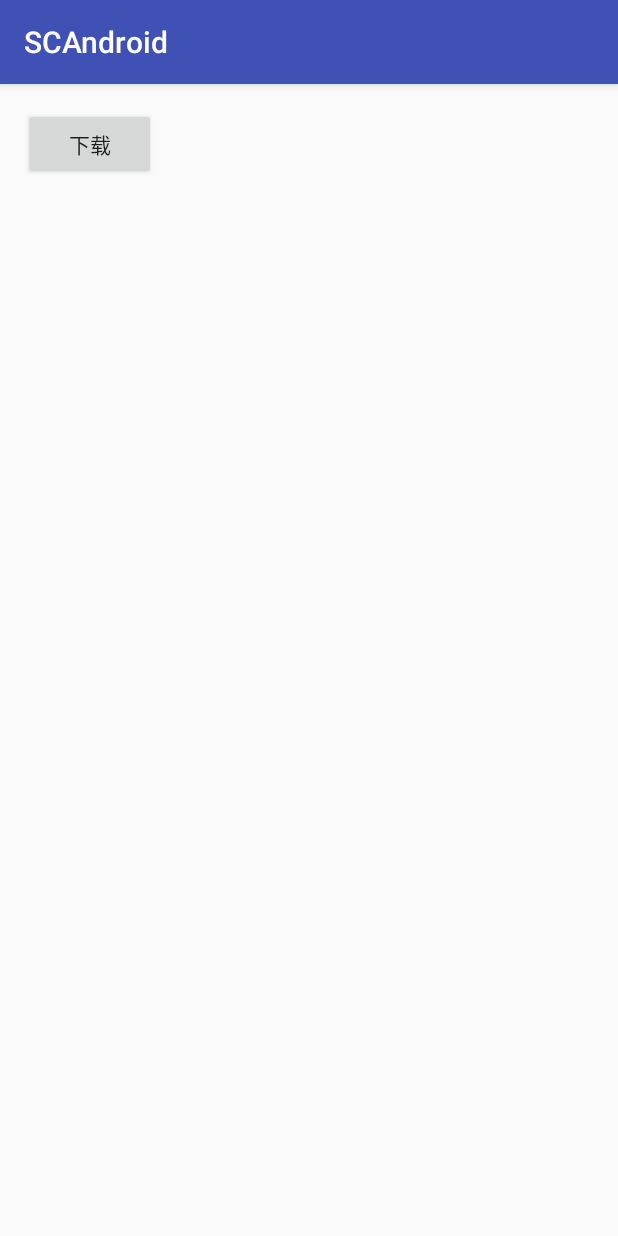
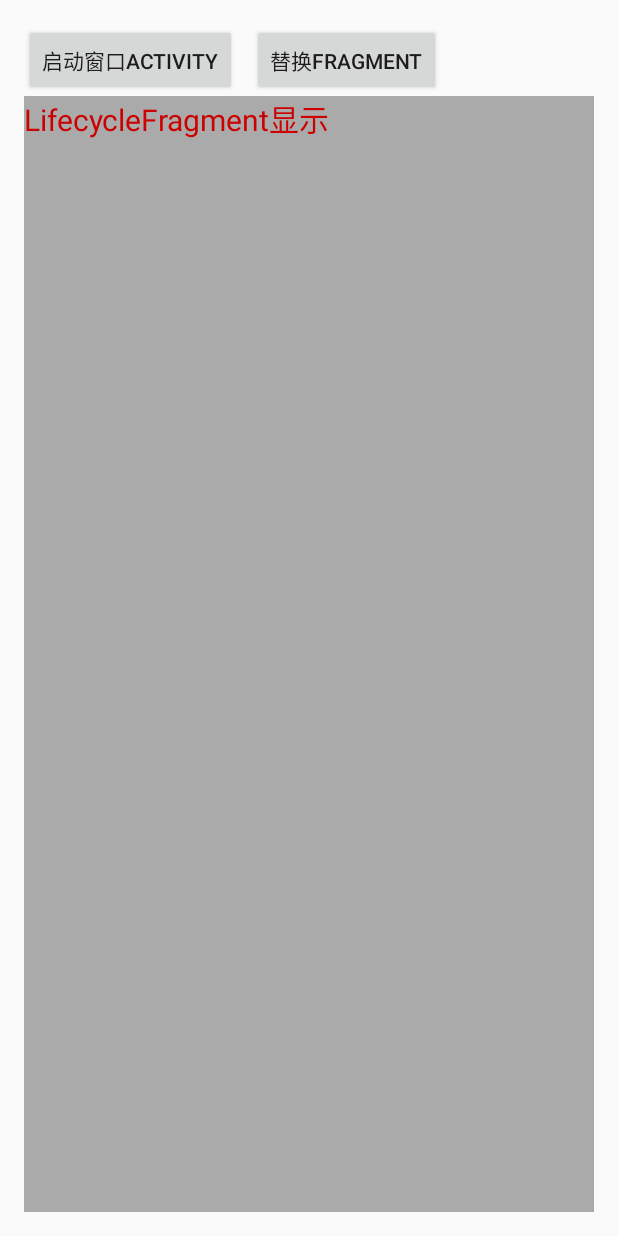
Before and after one commit to zfisll/SCAndroid, an Android app: the screen it shows after launch (AsyncTaskActivity before the commit, LifecycleActivity after it), on a phone screen of 412 x 824 dp. Run offline under Robolectric (Android 15) with nearby library versions, the phone set to English and light mode, and no system bars.

Commit message:
增加了Activity、Fragment生命周期Demo

```diff
--- /dev/null
+++ b/app/src/main/java/com/example/user_zf/scandroid/activity/LifecycleActivity.java
@@ -0,0 +1,83 @@
+package com.example.user_zf.scandroid.activity;
+
+import android.app.Activity;
+import android.app.Fragment;
+import android.app.FragmentTransaction;
+import android.content.Intent;
+import android.os.Bundle;
+import android.util.Log;
+import android.view.View;
+
+import com.example.user_zf.scandroid.R;
+import com.example.user_zf.scandroid.fragment.LifecycleFragment;
+import com.example.user_zf.scandroid.fragment.ReplaceFragment;
+
+/**
+ * Activity生命周期demo，与fragment混合周期
+ */
+public class LifecycleActivity extends Activity {
+
+    @Override
+    protected void onCreate(Bundle savedInstanceState) {
+        super.onCreate(savedInstanceState);
+        setContentView(R.layout.activity_lifecycle);
+        Log.e("zf_tag", "---- Activity : onCreate ----");
+
+        //添加fragment
+        Fragment fragment = LifecycleFragment.newInstance();
+        this.getFragmentManager().beginTransaction().add(R.id.flContainer, fragment).commit();
+    }
+
+    public void startWindowActivity(View source){
+        //把MainActivity改为窗口启动
+        startActivity(new Intent(this, MainActivity.class));
+    }
+
+    public void replaceFragment(View source){
+        FragmentTransaction transaction = getFragmentManager().beginTransaction().replace(R.id.flContainer, ReplaceFragment.newInstance());
+        transaction.addToBackStack(null);
+        transaction.commit();
+    }
+
+    @Override
+    protected void onStart() {
+        super.onStart();
+        Log.e("zf_tag", "---- Activity : onStart ----");
+    }
+
+    @Override
+    protected void onRestart() {
+        super.onRestart();
+        Log.e("zf_tag", "---- Activity : onRestart ----");
+    }
+
+    @Override
+    protected void onResume() {
+        super.onResume();
+        Log.e("zf_tag", "---- Activity : onResume ----");
+    }
+
+    @Override
+    protected void onPause() {
+        super.onPause();
+        Log.e("zf_tag", "---- Activity : onPause ----");
+    }
+
+    @Override
+    protected void onStop() {
+        super.onStop();
+        Log.e("zf_tag", "---- Activity : onStop ----");
+    }
+
+    @Override
+    protected void onDestroy() {
+        super.onDestroy();
+        Log.e("zf_tag", "---- Activity : onDestroy ----");
+    }
+
+    @Override
+    protected void onSaveInstanceState(Bundle outState) {
+        super.onSaveInstanceState(outState);
+        Log.e("zf_tag", "---- Activity : onSaveInstanceState ----");
+    }
+}
--- /dev/null
+++ b/app/src/main/java/com/example/user_zf/scandroid/fragment/LifecycleFragment.java
@@ -0,0 +1,95 @@
+package com.example.user_zf.scandroid.fragment;
+
+import android.app.Fragment;
+import android.content.Context;
+import android.os.Bundle;
+import android.support.annotation.Nullable;
+import android.util.Log;
+import android.view.LayoutInflater;
+import android.view.View;
+import android.view.ViewGroup;
+
+import com.example.user_zf.scandroid.R;
+
+/**
+ * Fragment生命周期Demo
+ */
+public class LifecycleFragment extends Fragment {
+
+    /**
+     * 唯一获取Fragment实例处
+     * @return
+     */
+    public static LifecycleFragment newInstance() {
+        Log.e("zf_tag", "---- Fragment : new Instance ----");
+        LifecycleFragment fragment = new LifecycleFragment();
+        return fragment;
+    }
+
+    @Override
+    public void onCreate(Bundle savedInstanceState) {
+        super.onCreate(savedInstanceState);
+        Log.e("zf_tag", "---- Fragment : onCreate ----");
+    }
+
+    @Override
+    public View onCreateView(LayoutInflater inflater, ViewGroup container,
+                             Bundle savedInstanceState) {
+        Log.e("zf_tag", "---- Fragment : onCreateView ----");
+        return inflater.inflate(R.layout.fragment_lifecycle, container, false);
+    }
+
+    @Override
+    public void onAttach(Context context) {
+        super.onAttach(context);
+        Log.e("zf_tag", "---- Fragment : onAttach ----");
+    }
+
+    @Override
+    public void onActivityCreated(@Nullable Bundle savedInstanceState) {
+        super.onActivityCreated(savedInstanceState);
+        Log.e("zf_tag", "---- Fragment : onActivityCreated ----");
+    }
+
+    @Override
+    public void onStart() {
+        super.onStart();
+        Log.e("zf_tag", "---- Fragment : onStart ----");
+    }
+
+    @Override
+    public void onResume() {
+        super.onResume();
+        Log.e("zf_tag", "---- Fragment : onResume ----");
+    }
+
+    @Override
+    public void onPause() {
+        super.onPause();
+        Log.e("zf_tag", "---- Fragment : onPause ----");
+    }
+
+    @Override
+    public void onStop() {
+        super.onStop();
+        Log.e("zf_tag", "---- Fragment : onStop ----");
+    }
+
+    @Override
+    public void onDestroyView() {
+        super.onDestroyView();
+        Log.e("zf_tag", "---- Fragment : onDestroyView ----");
+    }
+
+    @Override
+    public void onDestroy() {
+        super.onDestroy();
+        Log.e("zf_tag", "---- Fragment : onDestroy ----");
+    }
+
+    @Override
+    public void onDetach() {
+        super.onDetach();
+        Log.e("zf_tag", "---- Fragment : onDetach ----");
+    }
+}
--- /dev/null
+++ b/app/src/main/res/layout/activity_lifecycle.xml
@@ -0,0 +1,41 @@
+<?xml version="1.0" encoding="utf-8"?>
+<LinearLayout xmlns:android="http://schemas.android.com/apk/res/android"
+    xmlns:tools="http://schemas.android.com/tools"
+    android:layout_width="match_parent"
+    android:layout_height="match_parent"
+    android:paddingBottom="@dimen/activity_vertical_margin"
+    android:paddingLeft="@dimen/activity_horizontal_margin"
+    android:paddingRight="@dimen/activity_horizontal_margin"
+    android:paddingTop="@dimen/activity_vertical_margin"
+    android:orientation="vertical"
+    tools:context="com.example.user_zf.scandroid.activity.LifecycleActivity">
+
+    <RelativeLayout
+        android:layout_width="match_parent"
+        android:layout_height="wrap_content">
+
+        <Button
+            android:id="@+id/btn_1"
+            android:layout_width="wrap_content"
+            android:layout_height="wrap_content"
+            android:text="启动窗口Activity"
+            android:onClick="startWindowActivity"/>
+
+        <Button
+            android:id="@+id/btn_2"
+            android:layout_width="wrap_content"
+            android:layout_height="wrap_content"
+            android:layout_toRightOf="@+id/btn_1"
+            android:layout_marginLeft="10dp"
+            android:text="替换Fragment"
+            android:onClick="replaceFragment"/>
+
+    </RelativeLayout>
+
+    <FrameLayout
+        android:id="@+id/flContainer"
+        android:layout_width="match_parent"
+        android:layout_height="match_parent"
+        android:background="@android:color/darker_gray"/>
+
+</LinearLayout>
--- a/app/src/main/res/layout/activity_main.xml
+++ b/app/src/main/res/layout/activity_main.xml
@@ -1,9 +1,8 @@
 <?xml version="1.0" encoding="utf-8"?>
 <RelativeLayout xmlns:android="http://schemas.android.com/apk/res/android"
-    xmlns:tools="http://schemas.android.com/tools"
     android:layout_width="match_parent"
     android:layout_height="match_parent"
-    tools:context=".activity.MainActivity">
+    android:background="#11000000">
 
     <com.example.user_zf.scandroid.myview.HandBall
         android:id="@+id/hbView"
--- /dev/null
+++ b/app/src/main/res/layout/fragment_lifecycle.xml
@@ -0,0 +1,15 @@
+<FrameLayout xmlns:android="http://schemas.android.com/apk/res/android"
+    xmlns:tools="http://schemas.android.com/tools"
+    android:layout_width="match_parent"
+    android:layout_height="match_parent"
+    tools:context="com.example.user_zf.scandroid.fragment.LifecycleFragment">
+
+    <!-- TODO: Update blank fragment layout -->
+    <TextView
+        android:layout_width="match_parent"
+        android:layout_height="match_parent"
+        android:text="LifecycleFragment显示"
+        android:textColor="@android:color/holo_red_dark"
+        android:textSize="20sp"/>
+
+</FrameLayout>
--- a/app/src/main/res/values/strings.xml
+++ b/app/src/main/res/values/strings.xml
@@ -1,3 +1,6 @@
 <resources>
     <string name="app_name">SCAndroid</string>
+
+    <!-- TODO: Remove or change this placeholder text -->
+    <string name="hello_blank_fragment">Hello blank fragment</string>
 </resources>
```
Also changed, not shown: app/src/main/AndroidManifest.xml (+9 -6 lines), app/src/main/java/com/example/user_zf/scandroid/fragment/ReplaceFragment.java (added, +27 -0 lines), app/src/main/res/layout/fragment_replace.xml (added, +15 -0 lines).
